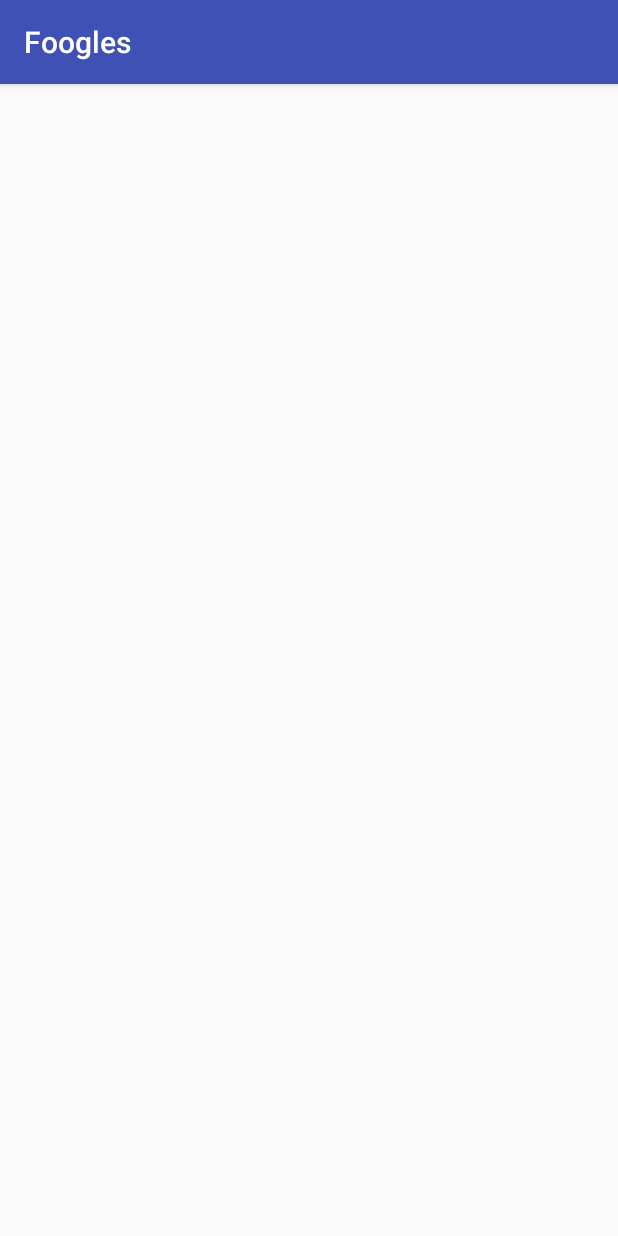
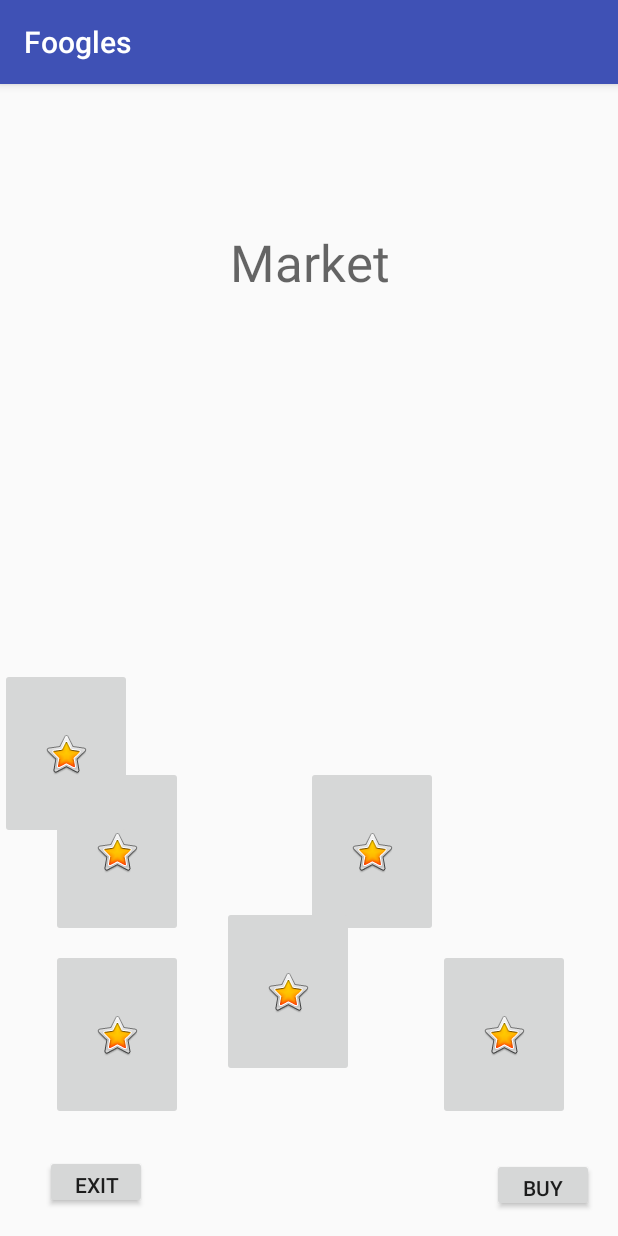
Before and after one commit to DevonTrammell/Foogles, an Android app: the Market screen opened directly, with no data from a screen before it, on a phone screen of 412 x 824 dp. Run offline under Robolectric (Android 15) with nearby library versions, the phone set to English and light mode, and no system bars.

Commit message:
Made some changes to Market activity and fixed spinners in the walk activity.

```diff
--- a/Foogles/app/src/main/java/fooglesinc/foogles/ChooseFoogle.java
+++ b/Foogles/app/src/main/java/fooglesinc/foogles/ChooseFoogle.java
@@ -36,7 +36,7 @@ public class ChooseFoogle extends AppCompatActivity {
         selectFoogle.setOnItemSelectedListener(new AdapterView.OnItemSelectedListener() {
             @Override
             public void onItemSelected(AdapterView<?> adapterView, View view, int position, long id) {
-                Toast.makeText(getBaseContext(),adapterView.getItemAtPosition(position)+" selected",Toast.LENGTH_LONG).show();
+                Toast.makeText(getBaseContext(),adapterView.getItemAtPosition(position)+" selected",Toast.LENGTH_SHORT).show();
             }
 
             @Override
--- a/Foogles/app/src/main/java/fooglesinc/foogles/Walk.java
+++ b/Foogles/app/src/main/java/fooglesinc/foogles/Walk.java
@@ -3,15 +3,75 @@ package fooglesinc.foogles;
 import android.content.Intent;
 import android.support.v7.app.AppCompatActivity;
 import android.os.Bundle;
+import android.view.View;
+import android.widget.AdapterView;
+import android.widget.ArrayAdapter;
+import android.widget.Spinner;
+import android.widget.Toast;
 
 public class Walk extends AppCompatActivity {
+
+    public static String message;
+
+    public static Spinner selectWhere;
+    ArrayAdapter<CharSequence> adapterWhere;
+    public static Spinner selectWhen;
+    ArrayAdapter<CharSequence> adapterWhen;
+    public static Spinner selectPet;
+    ArrayAdapter<CharSequence> adapterPet;
 
     @Override
     protected void onCreate(Bundle savedInstanceState) {
         super.onCreate(savedInstanceState);
         setContentView(R.layout.activity_walk);
 
-        Intent intent = getIntent();
-        String message = intent.getStringExtra(MainActivity.FOOGLE_NAME);
+        //Intent intent = getIntent();
+        //message = intent.getStringExtra(MainActivity.FOOGLE_NAME);
+
+        selectWhere = (Spinner)findViewById(R.id.spinner2);
+        adapterWhere = ArrayAdapter.createFromResource(this,R.array.Walk_Locations,android.R.layout.simple_spinner_item);
+        adapterWhere.setDropDownViewResource(android.R.layout.simple_spinner_dropdown_item);
+        selectWhere.setAdapter(adapterWhere);
+        selectWhere.setOnItemSelectedListener(new AdapterView.OnItemSelectedListener() {
+            @Override
+            public void onItemSelected(AdapterView<?> adapterView, View view, int position, long id) {
+                Toast.makeText(getBaseContext(),adapterView.getItemAtPosition(position)+" selected",Toast.LENGTH_SHORT).show();
+            }
+
+            @Override
+            public void onNothingSelected(AdapterView<?> adapterView) {
+
+            }
+        });
+        selectWhen = (Spinner)findViewById(R.id.spinner3);
+        adapterWhen = ArrayAdapter.createFromResource(this,R.array.Walk_Times,android.R.layout.simple_spinner_item);
+        adapterWhen.setDropDownViewResource(android.R.layout.simple_spinner_dropdown_item);
+        selectWhen.setAdapter(adapterWhen);
+        selectWhen.setOnItemSelectedListener(new AdapterView.OnItemSelectedListener() {
+            @Override
+            public void onItemSelected(AdapterView<?> adapterView, View view, int position, long id) {
+                //Toast.makeText(getBaseContext(),adapterView.getItemAtPosition(position)+" selected",Toast.LENGTH_SHORT).show();
+            }
+
+            @Override
+            public void onNothingSelected(AdapterView<?> adapterView) {
+
+            }
+        });
+        selectPet = (Spinner)findViewById(R.id.spinner4);
+        adapterPet = ArrayAdapter.createFromResource(this,R.array.Pet_Options,android.R.layout.simple_spinner_item);
+        adapterPet.setDropDownViewResource(android.R.layout.simple_spinner_dropdown_item);
+        selectPet.setAdapter(adapterPet);
+        selectPet.setOnItemSelectedListener(new AdapterView.OnItemSelectedListener() {
+            @Override
+            public void onItemSelected(AdapterView<?> adapterView, View view, int position, long id) {
+                //Toast.makeText(getBaseContext(),adapterView.getItemAtPosition(position)+" selected",Toast.LENGTH_SHORT).show();
+            }
+
+            @Override
+            public void onNothingSelected(AdapterView<?> adapterView) {
+
+            }
+        });
     }
 }
--- a/Foogles/app/src/main/res/layout/activity_market.xml
+++ b/Foogles/app/src/main/res/layout/activity_market.xml
@@ -6,4 +6,141 @@
     android:layout_height="match_parent"
     tools:context="fooglesinc.foogles.Market">
 
+    <ImageButton
+        android:id="@+id/imageButton7"
+        android:layout_width="88dp"
+        android:layout_height="114dp"
+        android:layout_marginBottom="8dp"
+        android:layout_marginEnd="26dp"
+        android:layout_marginStart="34dp"
+        app:layout_constraintBottom_toTopOf="@+id/imageButton6"
+        app:layout_constraintEnd_toStartOf="@+id/imageButton5"
+        app:layout_constraintHorizontal_bias="0.0"
+        app:layout_constraintStart_toStartOf="parent"
+        app:srcCompat="@android:drawable/btn_star_big_on"
+        android:layout_marginRight="26dp"
+        android:layout_marginLeft="34dp" />
+
+    <ImageButton
+        android:id="@+id/imageButton6"
+        android:layout_width="88dp"
+        android:layout_height="114dp"
+        android:layout_marginBottom="23dp"
+        android:layout_marginStart="34dp"
+        app:layout_constraintBottom_toTopOf="@+id/button14"
+        app:layout_constraintStart_toStartOf="parent"
+        app:srcCompat="@android:drawable/btn_star_big_on"
+        android:layout_marginLeft="34dp" />
+
+    <ImageButton
+        android:id="@+id/imageButton5"
+        android:layout_width="88dp"
+        android:layout_height="114dp"
+        android:layout_marginBottom="8dp"
+        android:layout_marginTop="12dp"
+        app:layout_constraintBottom_toTopOf="@+id/imageButton3"
+        app:layout_constraintTop_toBottomOf="@+id/textView5"
+        app:layout_constraintVertical_bias="0.0"
+        app:srcCompat="@android:drawable/btn_star_big_on"
+        tools:layout_editor_absoluteX="148dp" />
+
+    <ImageButton
+        android:id="@+id/imageButton4"
+        android:layout_width="88dp"
+        android:layout_height="114dp"
+        android:layout_marginBottom="8dp"
+        android:layout_marginEnd="32dp"
+        android:layout_marginStart="28dp"
+        app:layout_constraintBottom_toTopOf="@+id/imageButton2"
+        app:layout_constraintEnd_toEndOf="parent"
+        app:layout_constraintStart_toEndOf="@+id/imageButton5"
+        app:srcCompat="@android:drawable/btn_star_big_on"
+        android:layout_marginRight="32dp"
+        android:layout_marginLeft="28dp" />
+
+    <ImageButton
+        android:id="@+id/imageButton3"
+        android:layout_width="88dp"
+        android:layout_height="114dp"
+        android:layout_marginBottom="77dp"
+        android:layout_marginEnd="28dp"
+        android:layout_marginStart="26dp"
+        android:layout_marginTop="8dp"
+        app:layout_constraintBottom_toBottomOf="parent"
+        app:layout_constraintEnd_toStartOf="@+id/imageButton2"
+        app:layout_constraintStart_toEndOf="@+id/imageButton6"
+        app:layout_constraintTop_toBottomOf="@+id/imageButton5"
+        app:srcCompat="@android:drawable/btn_star_big_on"
+        android:layout_marginRight="28dp"
+        android:layout_marginLeft="26dp" />
+
+    <ImageButton
+        android:id="@+id/imageButton2"
+        android:layout_width="88dp"
+        android:layout_height="114dp"
+        android:layout_marginBottom="25dp"
+        android:layout_marginEnd="32dp"
+        android:layout_marginStart="28dp"
+        app:layout_constraintBottom_toTopOf="@+id/button13"
+        app:layout_constraintEnd_toEndOf="parent"
+        app:layout_constraintStart_toEndOf="@+id/imageButton3"
+        app:srcCompat="@android:drawable/btn_star_big_on"
+        android:layout_marginRight="32dp"
+        android:layout_marginLeft="28dp" />
+
+    <TextView
+        android:id="@+id/textView2"
+        android:layout_width="178dp"
+        android:layout_height="51dp"
+        android:layout_marginBottom="7dp"
+        android:layout_marginEnd="103dp"
+        android:layout_marginStart="103dp"
+        android:layout_marginTop="16dp"
+        android:gravity="center"
+        android:text="Market"
+        android:textAppearance="@style/TextAppearance.AppCompat.Display1"
+        app:layout_constraintBottom_toTopOf="@+id/textView5"
+        app:layout_constraintEnd_toEndOf="parent"
+        app:layout_constraintStart_toStartOf="parent"
+        app:layout_constraintTop_toTopOf="parent"
+        app:layout_constraintVertical_bias="0.0" />
+
+    <Button
+        android:id="@+id/button13"
+        android:layout_width="68dp"
+        android:layout_height="36dp"
+        android:layout_marginBottom="16dp"
+        android:layout_marginEnd="16dp"
+        android:text="Buy"
+        app:layout_constraintBottom_toBottomOf="parent"
+        app:layout_constraintEnd_toEndOf="parent"
+        android:layout_marginRight="16dp" />
+
+    <Button
+        android:id="@+id/button14"
+        android:layout_width="68dp"
+        android:layout_height="36dp"
+        android:layout_marginBottom="18dp"
+        android:layout_marginEnd="216dp"
+        android:layout_marginStart="16dp"
+        android:text="Exit"
+        app:layout_constraintBottom_toBottomOf="parent"
+        app:layout_constraintEnd_toStartOf="@+id/button13"
+        app:layout_constraintStart_toStartOf="parent"
+        android:layout_marginRight="216dp"
+        android:layout_marginLeft="16dp" />
+
+    <TextView
+        android:id="@+id/textView5"
+        android:layout_width="319dp"
+        android:layout_height="112dp"
+        android:layout_marginBottom="28dp"
+        android:layout_marginEnd="32dp"
+        android:layout_marginStart="32dp"
+        android:layout_marginTop="7dp"
+        app:layout_constraintBottom_toTopOf="@+id/imageButton7"
+        app:layout_constraintEnd_toEndOf="parent"
+        app:layout_constraintStart_toStartOf="parent"
+        app:layout_constraintTop_toBottomOf="@+id/textView2" />
+
 </android.support.constraint.ConstraintLayout>
```
